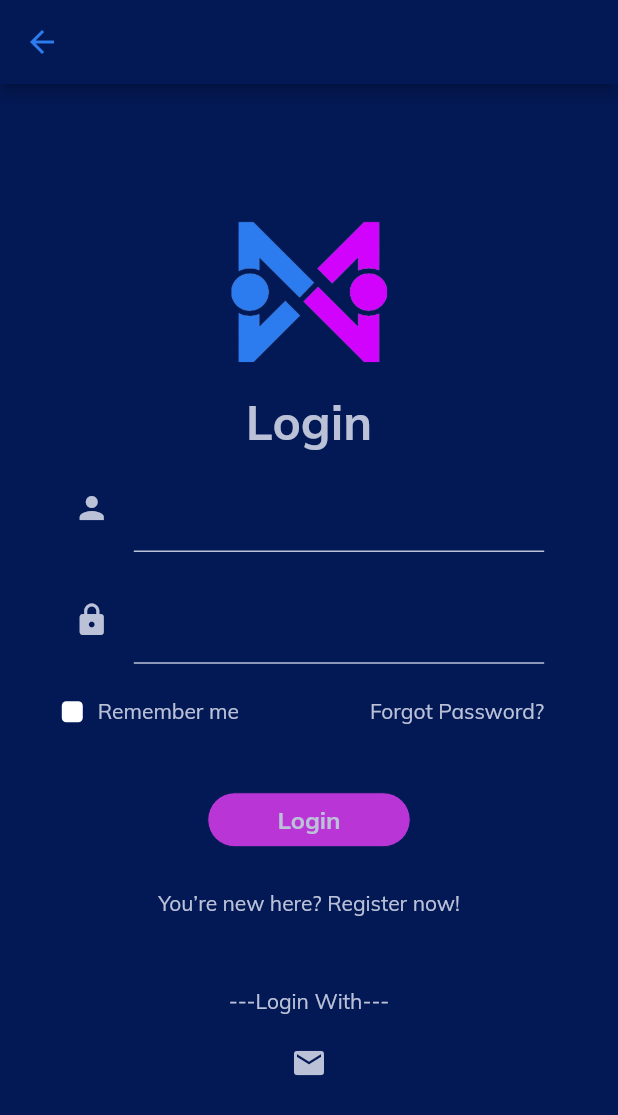
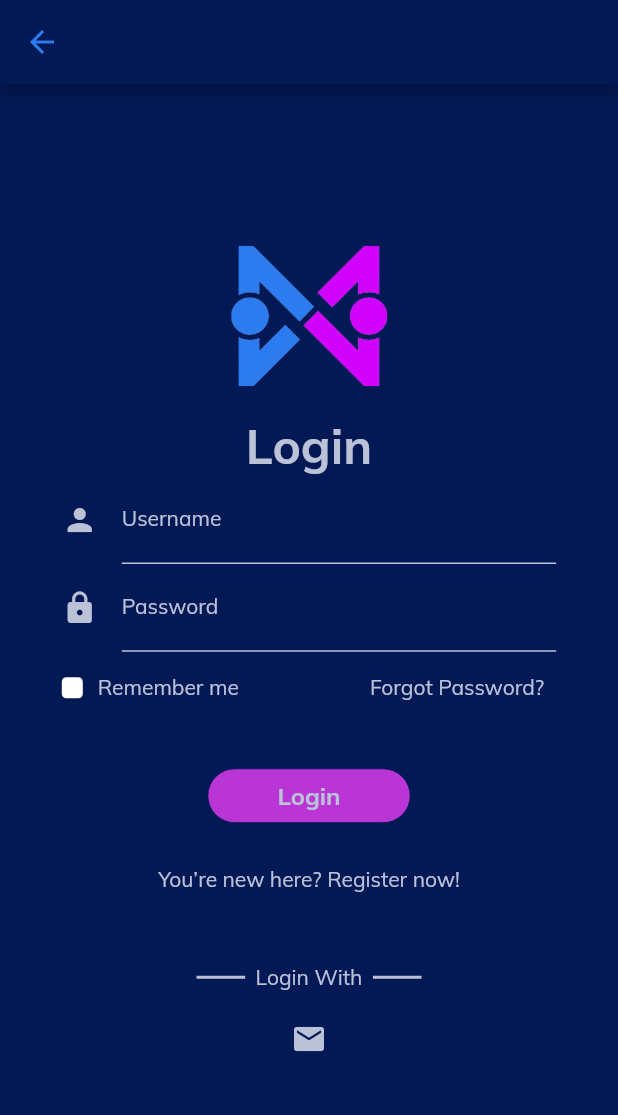
Before and after one commit to iceofice/beal, a Flutter app: the LoginPage screen opened directly, on a phone screen of 412 x 824 dp. Shown: the top 1115 px of the screen. Run offline on Flutter 3.47's test engine with Material 2 defaults, Android fonts, the phone set to English and light mode, and no system bars.

Commit message:
Update login page

```diff
--- a/lib/screens/login_page.dart
+++ b/lib/screens/login_page.dart
@@ -45,14 +45,16 @@ class _LoginPageState extends State<LoginPage> {
                 child: Column(
                   children: [
                     Padding(
-                      padding: const EdgeInsets.all(8.0),
+                      padding: const EdgeInsets.all(0),
                       child: InputText(
+                        labelText: "Username",
                         controller: _emailController,
                       ),
                     ),
                     Padding(
-                      padding: const EdgeInsets.all(8.0),
+                      padding: const EdgeInsets.all(0),
                       child: InputText(
+                        labelText: "Password",
                         controller: _passwordController,
                         isPassword: true,
                         icon: Icons.lock,
@@ -72,7 +74,7 @@ class _LoginPageState extends State<LoginPage> {
                           alignment: Alignment.center,
                           width: 14,
                           height: 14,
-                          margin: EdgeInsets.only(right: 10),
+                          margin: const EdgeInsets.only(right: 10),
                           decoration: BoxDecoration(
                             color: neutralColor[900],
                             borderRadius: BorderRadius.circular(3),
@@ -122,9 +124,32 @@ class _LoginPageState extends State<LoginPage> {
                 margin: const EdgeInsets.only(top: 32.0),
                 child: Column(
                   children: [
-                    const StyledTypography(
-                      text: "---Login With---",
-                      style: "small",
+                    SizedBox(
+                      width: 150,
+                      child: Row(
+                        children: const [
+                          Expanded(
+                            child: Divider(
+                              color: neutralColor,
+                              thickness: 2,
+                            ),
+                          ),
+                          Padding(
+                            padding: EdgeInsets.symmetric(
+                              horizontal: 7,
+                              vertical: 0,
+                            ),
+                            child: StyledTypography(
+                                text: "Login With", style: "small"),
+                          ),
+                          Expanded(
+                            child: Divider(
+                              color: neutralColor,
+                              thickness: 2,
+                            ),
+                          ),
+                        ],
+                      ),
                     ),
                     Padding(
                       padding: const EdgeInsets.all(8.0),
```
